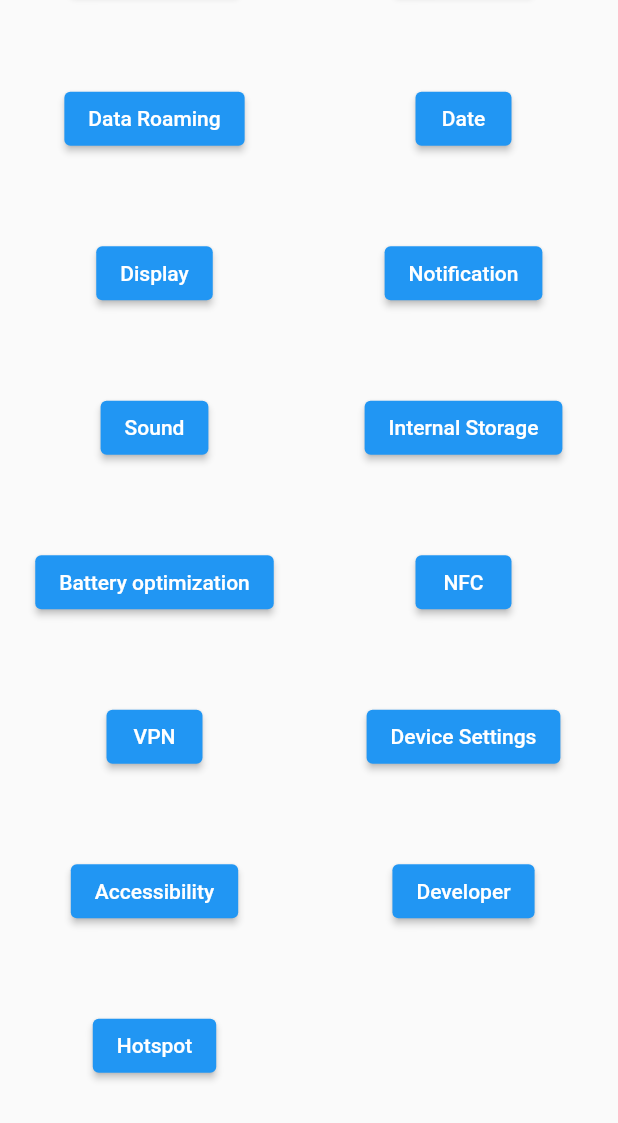
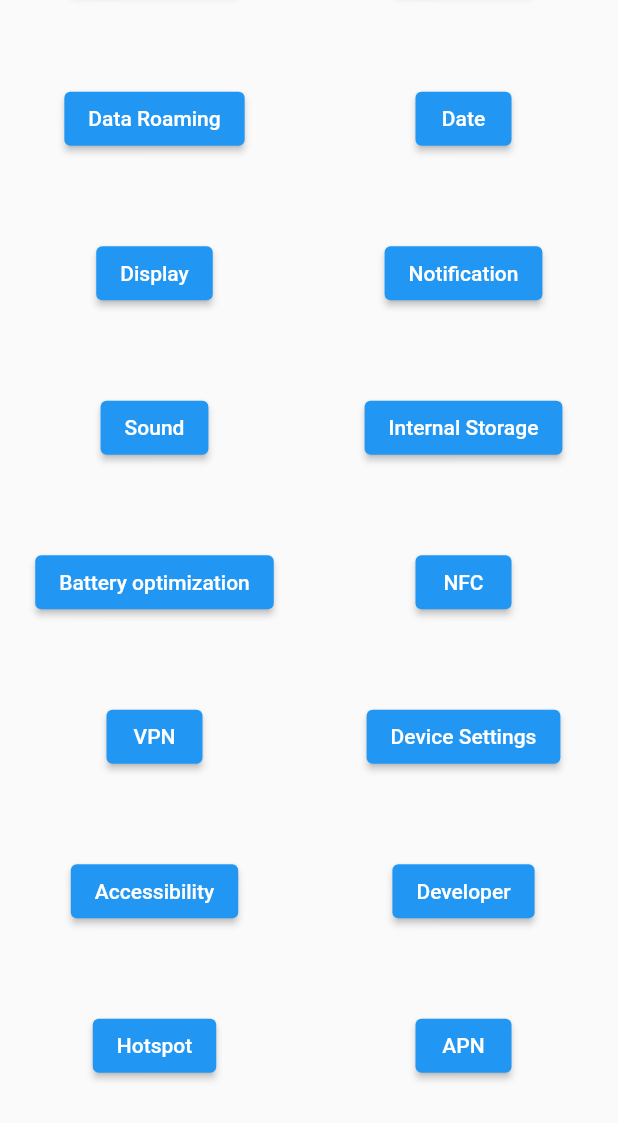
Before and after one commit to spencerccf/app_settings, a Flutter app: the screen it shows after launch, scrolled down 262 dp, on a phone screen of 412 x 824 dp, the part 113-1236 px from its top. Run offline on Flutter 3.47's test engine with Material 2 defaults, Android fonts, the phone set to English and light mode, and no system bars.

```diff
--- a/example/lib/main.dart
+++ b/example/lib/main.dart
@@ -179,6 +179,12 @@ class _MyAppState extends State<MyApp> {
           );
         },
       ),
+      ElevatedButton(
+        child: Text("APN"),
+        onPressed: () {
+          AppSettings.openAPNSettings(asAnotherTask: true);
+        },
+      ),
     ]);
 
     return actionItems;
--- a/lib/app_settings.dart
+++ b/lib/app_settings.dart
@@ -179,4 +179,13 @@ class AppSettings {
       {bool asAnotherTask = false}) async {
     _channel.invokeMethod('hotspot', {'asAnotherTask': asAnotherTask});
   }
+
+  /// Future async method call to open APN settings.
+  static Future<void> openAPNSettings({
+    bool asAnotherTask = false,
+  }) async {
+    _channel.invokeMethod('apn', {
+      'asAnotherTask': asAnotherTask,
+    });
+  }
 }
--- a/pubspec.yaml
+++ b/pubspec.yaml
@@ -1,6 +1,6 @@
 name: app_settings
 description: A Flutter plugin for opening iOS and Android phone settings from an app.
-version: 4.1.8
+version: 4.1.9
 homepage: https://github.com/spencerccf/app_settings
 
 environment:
```
Also changed, not shown: 3 other files.
